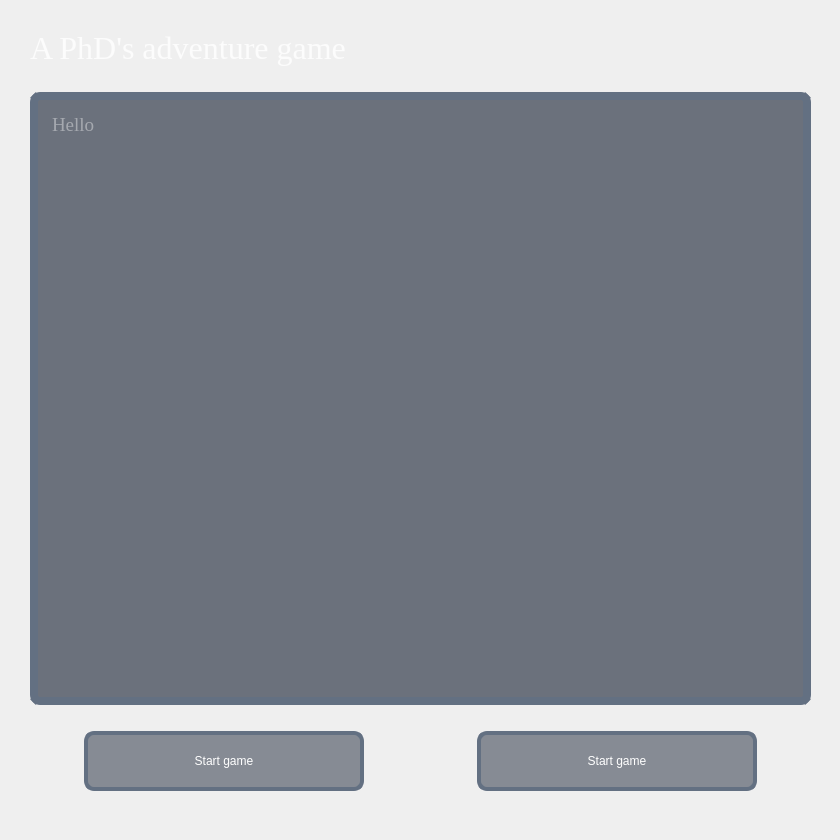
DavideTomasella/PhD_AdventureGame, file resources/main.ui: the form before one commit.
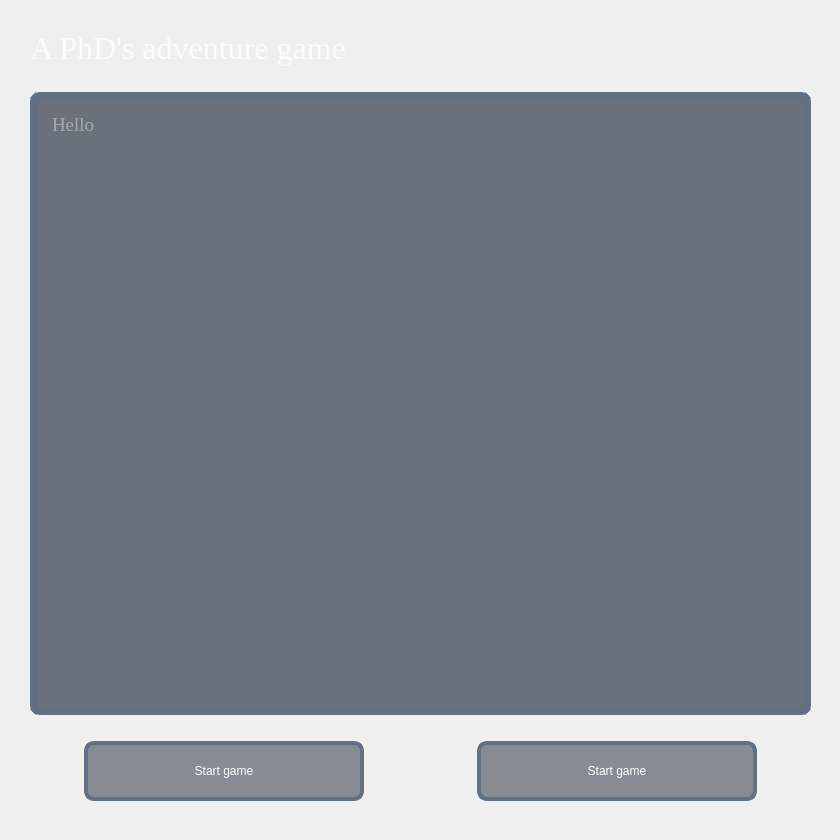
The form after the commit. Icons and pictures are not drawn.

Commit message: writing tasks - corrected bug interface

Patch:
```diff
--- a/resources/main.ui
+++ b/resources/main.ui
@@ -2,9 +2,6 @@
 <ui version="4.0">
  <class>MainWindow</class>
  <widget class="QMainWindow" name="MainWindow">
-  <property name="enabled">
-   <bool>false</bool>
-  </property>
   <property name="geometry">
    <rect>
     <x>0</x>
@@ -243,9 +240,6 @@
        </item>
        <item>
         <widget class="QPushButton" name="btn_true">
-         <property name="enabled">
-          <bool>false</bool>
-         </property>
          <property name="sizePolicy">
           <sizepolicy hsizetype="MinimumExpanding" vsizetype="Fixed">
            <horstretch>0</horstretch>
@@ -306,7 +300,7 @@
        <property name="sizeHint" stdset="0">
         <size>
          <width>20</width>
-         <height>20</height>
+         <height>10</height>
         </size>
        </property>
       </spacer>
```
Left out of the diff: 3 changed lines with no effect on the pictures. The commit also changes 5 other files.
